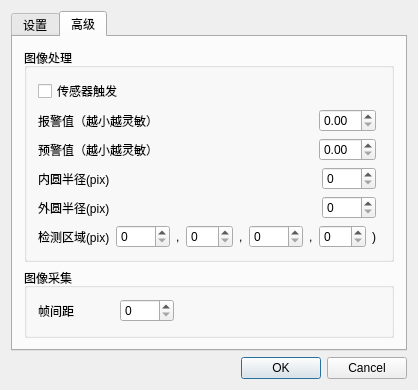
Qt form sources/settingdialog.ui (cx3386/WheelMonitor) before a commit.
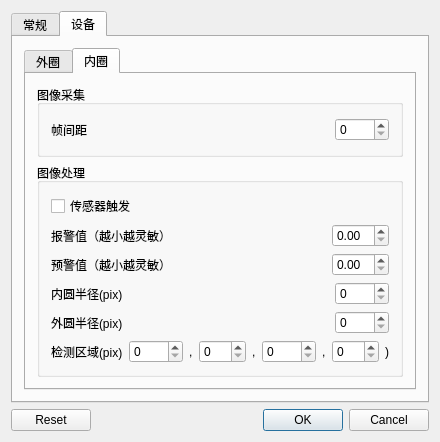
The same form after that commit. The open tabs and pages were chosen to show the change. Icons and pictures are not drawn.

Diff of the .ui file:
```diff
--- a/sources/settingdialog.ui
+++ b/sources/settingdialog.ui
@@ -24,61 +24,44 @@
     <normaloff>:/images/Resources/images/setting.png</normaloff>:/images/Resources/images/setting.png</iconset>
   </property>
   <layout class="QGridLayout" name="gridLayout">
-   <item row="1" column="0">
-    <layout class="QHBoxLayout" name="horizontalLayout_5">
-     <item>
-      <spacer name="horizontalSpacer_5">
-       <property name="orientation">
-        <enum>Qt::Horizontal</enum>
-       </property>
-       <property name="sizeHint" stdset="0">
-        <size>
-         <width>40</width>
-         <height>20</height>
-        </size>
-       </property>
-      </spacer>
-     </item>
-     <item>
-      <widget class="QPushButton" name="okBtn">
-       <property name="text">
-        <string>OK</string>
-       </property>
-      </widget>
-     </item>
-     <item>
-      <widget class="QPushButton" name="cancelBtn">
-       <property name="text">
-        <string>Cancel</string>
-       </property>
-      </widget>
-     </item>
-    </layout>
-   </item>
    <item row="0" column="0">
     <widget class="QTabWidget" name="tabWidget">
      <property name="currentIndex">
       <number>1</number>
      </property>
-     <widget class="QWidget" name="settingsTab">
+     <widget class="QWidget" name="commonTab">
       <attribute name="title">
-       <string>设置</string>
-      </attribute>
-      <layout class="QGridLayout" name="gridLayout_2">
-       <item row="0" column="0">
-        <widget class="QGroupBox" name="commonGroupBox">
-         <property name="title">
           <string>常规</string>
+      </attribute>
+      <layout class="QGridLayout" name="gridLayout_2">
+       <item row="5" column="1">
+        <spacer name="verticalSpacer">
+         <property name="orientation">
+          <enum>Qt::Vertical</enum>
          </property>
-         <layout class="QFormLayout" name="formLayout_3">
+         <property name="sizeHint" stdset="0">
+          <size>
+           <width>20</width>
+           <height>220</height>
+          </size>
+         </property>
+        </spacer>
+       </item>
+       <item row="3" column="0">
+        <widget class="QCheckBox" name="startAtLaunchCheckBox">
+         <property name="text">
+          <string>启动自动开始监测</string>
+         </property>
+        </widget>
+       </item>
           <item row="0" column="0">
-           <widget class="QCheckBox" name="appAutoRunCheckBox">
+        <widget class="QCheckBox" name="LaunchAtLoginCheckBox">
             <property name="text">
              <string>开机自动启动</string>
             </property>
            </widget>
           </item>
-          <item row="1" column="0">
+       <item row="4" column="0">
            <widget class="QCheckBox" name="verboseLogCheckBox">
             <property name="text">
              <string>记录详细日志</string>
@@ -87,33 +70,76 @@
           </item>
          </layout>
         </widget>
-       </item>
+     <widget class="QWidget" name="deviceTab">
+      <attribute name="title">
+       <string>设备</string>
+      </attribute>
+      <layout class="QGridLayout" name="gridLayout_3">
        <item row="1" column="0">
-        <spacer name="verticalSpacer_2">
+        <widget class="QTabWidget" name="deviceTabWidget">
+         <property name="tabPosition">
+          <enum>QTabWidget::North</enum>
+         </property>
+         <property name="tabShape">
+          <enum>QTabWidget::Rounded</enum>
+         </property>
+         <property name="currentIndex">
+          <number>0</number>
+         </property>
+         <widget class="QWidget" name="dev1">
+          <attribute name="title">
+           <string>外圈</string>
+          </attribute>
+          <layout class="QGridLayout" name="gridLayout_5">
+           <item row="0" column="0">
+            <widget class="QGroupBox" name="videoCaptureGroupBox">
+             <property name="title">
+              <string>图像采集</string>
+             </property>
+             <layout class="QGridLayout" name="gridLayout_6">
+              <item row="0" column="0">
+               <layout class="QHBoxLayout" name="horizontalLayout_6">
+                <item>
+                 <widget class="QLabel" name="capIntervalLabel">
+                  <property name="text">
+                   <string>帧间距</string>
+                  </property>
+                  <property name="buddy">
+                   <cstring>capIntervalSpinBox</cstring>
+                  </property>
+                 </widget>
+                </item>
+                <item>
+                 <spacer name="horizontalSpacer_9">
          <property name="orientation">
-          <enum>Qt::Vertical</enum>
+                   <enum>Qt::Horizontal</enum>
          </property>
          <property name="sizeHint" stdset="0">
           <size>
-           <width>20</width>
-           <height>151</height>
+                    <width>40</width>
+                    <height>20</height>
           </size>
          </property>
         </spacer>
        </item>
-      </layout>
-     </widget>
-     <widget class="QWidget" name="advancedTab">
-      <attribute name="title">
-       <string>高级</string>
-      </attribute>
-      <layout class="QGridLayout" name="gridLayout_4">
-       <item row="0" column="0" colspan="2">
+                <item>
+                 <widget class="QSpinBox" name="capIntervalSpinBox">
+                  <property name="maximum">
+                   <number>1000</number>
+                  </property>
+                 </widget>
+                </item>
+               </layout>
+              </item>
+             </layout>
+            </widget>
+           </item>
+           <item row="1" column="0">
         <widget class="QGroupBox" name="imageProcessGroupBox">
          <property name="title">
           <string>图像处理</string>
          </property>
-         <layout class="QFormLayout" name="formLayout_2">
+             <layout class="QGridLayout" name="gridLayout_9">
           <item row="0" column="0">
            <widget class="QCheckBox" name="sensorCheckBox">
             <property name="text">
@@ -331,16 +357,23 @@
          </layout>
         </widget>
        </item>
-       <item row="1" column="0" colspan="2">
-        <widget class="QGroupBox" name="videoCaptureGroupBox">
+          </layout>
+         </widget>
+         <widget class="QWidget" name="dev2">
+          <attribute name="title">
+           <string>内圈</string>
+          </attribute>
+          <layout class="QGridLayout" name="gridLayout_4">
+           <item row="0" column="0">
+            <widget class="QGroupBox" name="videoCaptureGroupBox_3">
          <property name="title">
           <string>图像采集</string>
          </property>
-         <layout class="QFormLayout" name="formLayout">
+             <layout class="QGridLayout" name="gridLayout_7">
           <item row="0" column="0">
-           <layout class="QHBoxLayout" name="horizontalLayout_6">
+               <layout class="QHBoxLayout" name="horizontalLayout_19">
             <item>
-             <widget class="QLabel" name="capIntervalLabel">
+                 <widget class="QLabel" name="capIntervalLabel_3">
               <property name="text">
                <string>帧间距</string>
               </property>
@@ -350,7 +383,7 @@
              </widget>
             </item>
             <item>
-             <spacer name="horizontalSpacer_9">
+                 <spacer name="horizontalSpacer_18">
               <property name="orientation">
                <enum>Qt::Horizontal</enum>
               </property>
@@ -363,7 +396,7 @@
              </spacer>
             </item>
             <item>
-             <widget class="QSpinBox" name="capIntervalSpinBox">
+                 <widget class="QSpinBox" name="capIntervalSpinBox_3">
               <property name="maximum">
                <number>1000</number>
               </property>
@@ -374,9 +407,250 @@
          </layout>
         </widget>
        </item>
-      </layout>
-     </widget>
-    </widget>
+           <item row="1" column="0">
+            <widget class="QGroupBox" name="imageProcessGroupBox_3">
+             <property name="title">
+              <string>图像处理</string>
+             </property>
+             <layout class="QGridLayout" name="gridLayout_8">
+              <item row="0" column="0">
+               <widget class="QCheckBox" name="sensorCheckBox_3">
+                <property name="text">
+                 <string>传感器触发</string>
+                </property>
+               </widget>
+              </item>
+              <item row="1" column="0">
+               <layout class="QVBoxLayout" name="verticalLayout_3">
+                <item>
+                 <layout class="QHBoxLayout" name="horizontalLayout_14">
+                  <item>
+                   <widget class="QLabel" name="alarmRatioLabel_3">
+                    <property name="text">
+                     <string>报警值（越小越灵敏）</string>
+                    </property>
+                    <property name="buddy">
+                     <cstring>alarmRatioSpinBox</cstring>
+                    </property>
+                   </widget>
+                  </item>
+                  <item>
+                   <spacer name="horizontalSpacer_14">
+                    <property name="orientation">
+                     <enum>Qt::Horizontal</enum>
+                    </property>
+                    <property name="sizeHint" stdset="0">
+                     <size>
+                      <width>40</width>
+                      <height>20</height>
+                     </size>
+                    </property>
+                   </spacer>
+                  </item>
+                  <item>
+                   <widget class="QDoubleSpinBox" name="alarmRatioSpinBox_3">
+                    <property name="singleStep">
+                     <double>0.010000000000000</double>
+                    </property>
+                   </widget>
+                  </item>
+                 </layout>
+                </item>
+                <item>
+                 <layout class="QHBoxLayout" name="horizontalLayout_15">
+                  <item>
+                   <widget class="QLabel" name="warningLabel_3">
+                    <property name="text">
+                     <string>预警值（越小越灵敏）</string>
+                    </property>
+                    <property name="buddy">
+                     <cstring>warningRatioSpinBox</cstring>
+                    </property>
+                   </widget>
+                  </item>
+                  <item>
+                   <spacer name="horizontalSpacer_15">
+                    <property name="orientation">
+                     <enum>Qt::Horizontal</enum>
+                    </property>
+                    <property name="sizeHint" stdset="0">
+                     <size>
+                      <width>40</width>
+                      <height>20</height>
+                     </size>
+                    </property>
+                   </spacer>
+                  </item>
+                  <item>
+                   <widget class="QDoubleSpinBox" name="warningRatioSpinBox_3">
+                    <property name="singleStep">
+                     <double>0.010000000000000</double>
+                    </property>
+                   </widget>
+                  </item>
+                 </layout>
+                </item>
+                <item>
+                 <layout class="QHBoxLayout" name="horizontalLayout_16">
+                  <item>
+                   <widget class="QLabel" name="radiusMinLabel_3">
+                    <property name="text">
+                     <string>内圆半径(pix)</string>
+                    </property>
+                    <property name="buddy">
+                     <cstring>radiusMinSpinBox</cstring>
+                    </property>
+                   </widget>
+                  </item>
+                  <item>
+                   <spacer name="horizontalSpacer_16">
+                    <property name="orientation">
+                     <enum>Qt::Horizontal</enum>
+                    </property>
+                    <property name="sizeHint" stdset="0">
+                     <size>
+                      <width>40</width>
+                      <height>20</height>
+                     </size>
+                    </property>
+                   </spacer>
+                  </item>
+                  <item>
+                   <widget class="QSpinBox" name="radiusMinSpinBox_3">
+                    <property name="maximum">
+                     <number>1000</number>
+                    </property>
+                   </widget>
+                  </item>
+                 </layout>
+                </item>
+                <item>
+                 <layout class="QHBoxLayout" name="horizontalLayout_17">
+                  <item>
+                   <widget class="QLabel" name="radiusMaxLabel_3">
+                    <property name="text">
+                     <string>外圆半径(pix)</string>
+                    </property>
+                    <property name="buddy">
+                     <cstring>radiusMaxSpinBox</cstring>
+                    </property>
+                   </widget>
+                  </item>
+                  <item>
+                   <spacer name="horizontalSpacer_17">
+                    <property name="orientation">
+                     <enum>Qt::Horizontal</enum>
+                    </property>
+                    <property name="sizeHint" stdset="0">
+                     <size>
+                      <width>40</width>
+                      <height>20</height>
+                     </size>
+                    </property>
+                   </spacer>
+                  </item>
+                  <item>
+                   <widget class="QSpinBox" name="radiusMaxSpinBox_3">
+                    <property name="maximum">
+                     <number>1000</number>
+                    </property>
+                   </widget>
+                  </item>
+                 </layout>
+                </item>
+                <item>
+                 <layout class="QHBoxLayout" name="horizontalLayout_18">
+                  <item>
+                   <widget class="QLabel" name="roiLabel_11">
+                    <property name="text">
+                     <string>检测区域(pix)</string>
+                    </property>
+                   </widget>
+                  </item>
+                  <item>
+                   <widget class="QSpinBox" name="roiSpinBox_x_3">
+                    <property name="maximum">
+                     <number>1280</number>
+                    </property>
+                   </widget>
+                  </item>
+                  <item>
+                   <widget class="QLabel" name="roiLabel_12">
+                    <property name="text">
+                     <string>,</string>
+                    </property>
+                   </widget>
+                  </item>
+                  <item>
+                   <widget class="QSpinBox" name="roiSpinBox_y_3">
+                    <property name="maximum">
+                     <number>720</number>
+                    </property>
+                   </widget>
+                  </item>
+                  <item>
+                   <widget class="QLabel" name="roiLabel_13">
+                    <property name="text">
+                     <string>,</string>
+                    </property>
+                   </widget>
+                  </item>
+                  <item>
+                   <widget class="QSpinBox" name="roiSpinBox_w_3">
+                    <property name="maximum">
+                     <number>1280</number>
+                    </property>
+                   </widget>
+                  </item>
+                  <item>
+                   <widget class="QLabel" name="roiLabel_14">
+                    <property name="text">
+                     <string>,</string>
+                    </property>
+                   </widget>
+                  </item>
+                  <item>
+                   <widget class="QSpinBox" name="roiSpinBox_h_3">
+                    <property name="maximum">
+                     <number>720</number>
+                    </property>
+                   </widget>
+                  </item>
+                  <item>
+                   <widget class="QLabel" name="roiLabel_15">
+                    <property name="text">
+                     <string>)</string>
+                    </property>
+                   </widget>
+                  </item>
+                 </layout>
+                </item>
+               </layout>
+              </item>
+             </layout>
+            </widget>
+           </item>
+          </layout>
+         </widget>
+        </widget>
+       </item>
+      </layout>
+     </widget>
+    </widget>
+   </item>
+   <item row="1" column="0">
+    <layout class="QHBoxLayout" name="horizontalLayout_5">
+     <item>
+      <widget class="QDialogButtonBox" name="buttonBox">
+       <property name="standardButtons">
+        <set>QDialogButtonBox::Cancel|QDialogButtonBox::Ok|QDialogButtonBox::Reset</set>
+       </property>
+       <property name="centerButtons">
+        <bool>false</bool>
+       </property>
+      </widget>
+     </item>
+    </layout>
    </item>
   </layout>
  </widget>
```
Left out of the diff: 39 changed lines with no effect on the pictures. Lines whose indentation alone changed are shown as unchanged.
